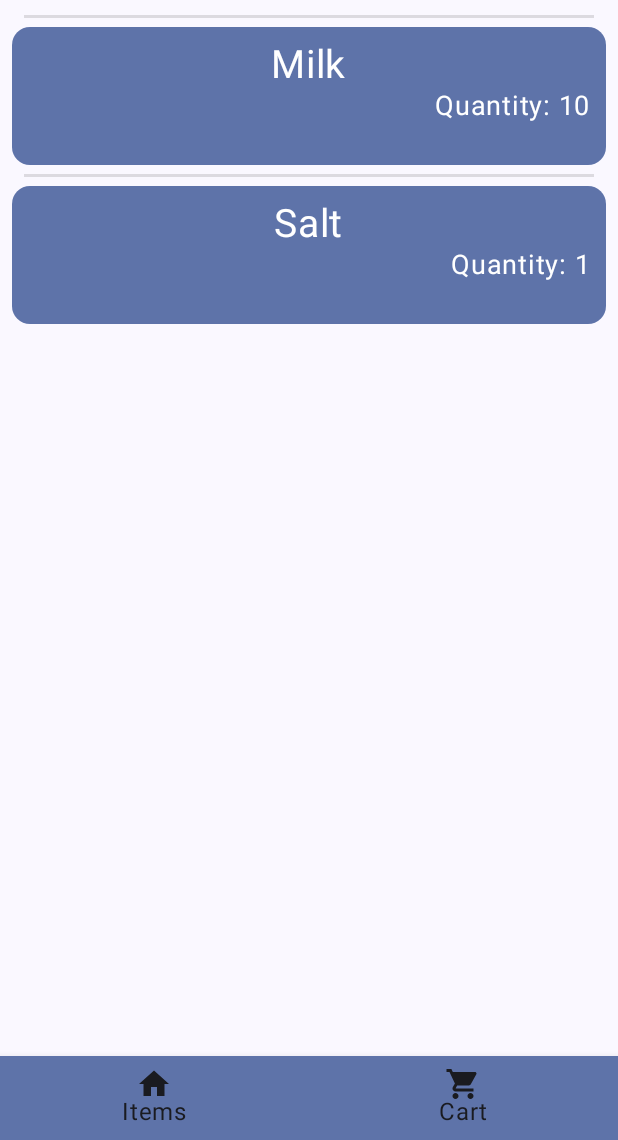
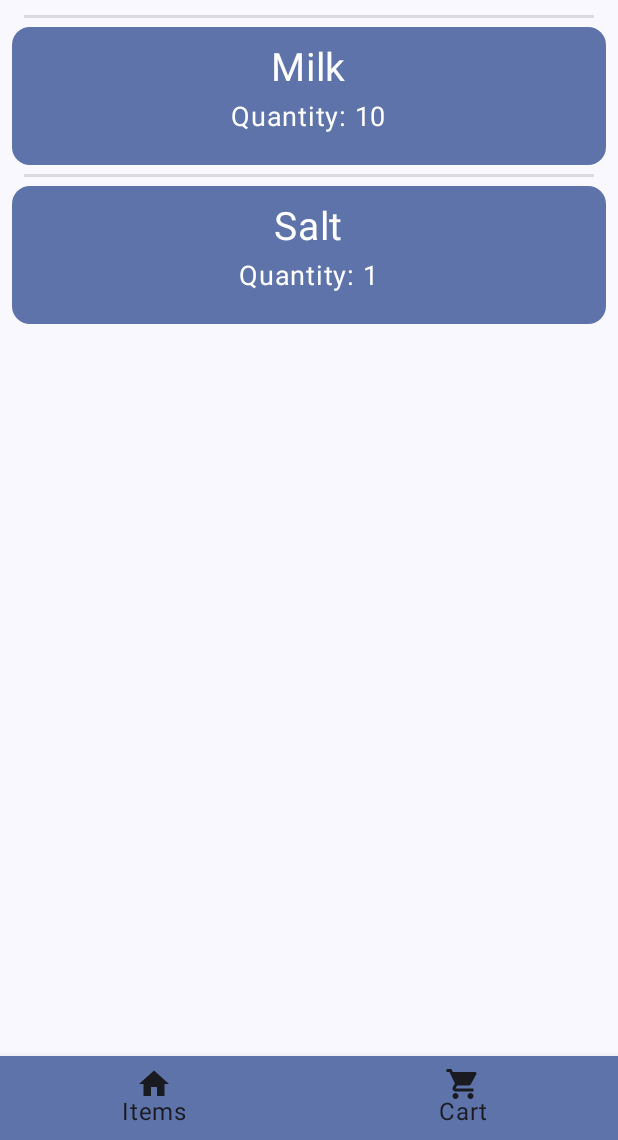
Before and after one commit to ignajlo/Android-Class-Projects, an Android app built with Jetpack Compose: the screen it shows after launch (MainActivity), item 2 of the bottom bar chosen, on a phone screen of 412 x 824 dp, the part 96-1236 px from its top. Run offline under Robolectric (Android 15) with nearby library versions, the phone set to English and light mode, and no system bars; our stand-ins replace Room's generated code; 1 statement that could not run was skipped.

Commit message:
Zad 5 Update

```diff
--- a/Zad5/app/src/main/java/com/example/shopapp/MainActivity.kt
+++ b/Zad5/app/src/main/java/com/example/shopapp/MainActivity.kt
@@ -24,12 +24,7 @@ class MainActivity : ComponentActivity() {
         enableEdgeToEdge()
         setContent {
             ShopAppTheme {
-                Surface(
-                    modifier = Modifier.fillMaxSize(),
-                    color = MaterialTheme.colorScheme.background
-                ) {
                     MainView()
-                }
             }
 
 
--- a/Zad5/app/src/main/java/com/example/shopapp/di/viewModelModule.kt
+++ b/Zad5/app/src/main/java/com/example/shopapp/di/viewModelModule.kt
@@ -8,6 +8,7 @@ import org.koin.dsl.module
 
 val viewModelModule = module {
     viewModel { ItemsViewModel(get()) }
+    viewModel { ItemDetailsViewModel(get()) }
     viewModel { CartViewModel(get()) }
-    viewModel { ItemDetailsViewModel(get()) }
+
 }
--- a/Zad5/app/src/main/java/com/example/shopapp/views/NvgationGraph.kt
+++ b/Zad5/app/src/main/java/com/example/shopapp/views/NvgationGraph.kt
@@ -22,16 +22,20 @@ fun NavGraph(navController: NavHostController, paddingValues: PaddingValues) {
         }
         composable(Screen.ItemInCartDetails.route) {
             val id = it.arguments?.getString(ITEM_ID_KEY)?.toLongOrNull()
-            if (id != null) {
-                ItemDetails(id, navController)
-            }
+            ItemDetailsSetUp(Screen.ItemsDetails.route, id, navController)
         }
         composable(Screen.ItemsDetails.route) {
             val id = it.arguments?.getString(ITEM_ID_KEY)?.toLongOrNull()
-            if (id != null) {
-                ItemDetails(id, navController)
-            }
+            ItemDetailsSetUp(Screen.ItemsDetails.route, id, navController)
         }
 
     }
+
 }
+
+@Composable
+fun ItemDetailsSetUp(route : String, id : Long?, navController: NavHostController){
+    if (id != null) {
+        ItemDetails(id, navController)
+    }
+}
--- a/Zad5/app/src/main/java/com/example/shopapp/views/Screen.kt
+++ b/Zad5/app/src/main/java/com/example/shopapp/views/Screen.kt
@@ -2,11 +2,12 @@ package com.example.shopapp.views
 
 import androidx.annotation.StringRes
 import androidx.compose.material.icons.Icons
-import androidx.compose.material.icons.automirrored.filled.List
-import androidx.compose.material.icons.filled.Info
 import androidx.compose.material.icons.filled.ShoppingCart
 import androidx.compose.ui.graphics.vector.ImageVector
 import com.example.shopapp.R
+import androidx.compose.material.icons.automirrored.filled.List
+import androidx.compose.material.icons.filled.Info
+
 
 const val ITEM_ID_KEY = "id"
 sealed class Screen(val route: String, val icon: ImageVector, @StringRes val title: Int) {
--- a/Zad5/app/src/main/java/com/example/shopapp/views/cart/Cart.kt
+++ b/Zad5/app/src/main/java/com/example/shopapp/views/cart/Cart.kt
@@ -75,7 +75,7 @@ fun CartItem(item: Item, navController: NavController, viewModel: CartViewModel)
             }
     ) {
         Box(
-            Modifier.padding(10.dp)
+            Modifier.padding(12.dp)
         ) {
             Column(
                 Modifier
@@ -86,14 +86,8 @@ fun CartItem(item: Item, navController: NavController, viewModel: CartViewModel)
                     text = item.name,
                     fontSize = 26.sp,
                 )
-                Box(
-                    modifier = Modifier
-                        .fillMaxWidth(),
-                    contentAlignment = Alignment.CenterEnd
-                ) {
-                    Text("Quantity: " + item.addedQuantity, fontSize = 18.sp)
+                Text("Quantity: " + item.addedQuantity, fontSize = 18.sp, modifier = Modifier.padding(top = 5.dp))
 
-                }
 
             }
 
--- a/Zad5/app/src/main/java/com/example/shopapp/views/items/ItemDetails.kt
+++ b/Zad5/app/src/main/java/com/example/shopapp/views/items/ItemDetails.kt
@@ -78,10 +78,6 @@ fun ItemDetails(itemId: Long, navController: NavController) {
             modifier = Modifier.padding(bottom = 10.dp),
             fontStyle = FontStyle.Italic
         )
-
-
-
-
 
 
         Box(
--- a/Zad5/app/src/main/java/com/example/shopapp/views/items/ItemList.kt
+++ b/Zad5/app/src/main/java/com/example/shopapp/views/items/ItemList.kt
@@ -2,8 +2,6 @@ package com.example.shopapp.views.items
 
 import androidx.compose.foundation.clickable
 import androidx.compose.foundation.layout.Box
-import androidx.compose.foundation.layout.Column
-import androidx.compose.foundation.layout.Row
 import androidx.compose.foundation.lazy.items
 import androidx.compose.foundation.layout.fillMaxSize
 import androidx.compose.foundation.layout.fillMaxWidth
@@ -11,9 +9,6 @@ import androidx.compose.foundation.layout.height
 import androidx.compose.foundation.layout.padding
 import androidx.compose.foundation.layout.wrapContentSize
 import androidx.compose.foundation.lazy.LazyColumn
-import androidx.compose.foundation.lazy.grid.GridCells
-import androidx.compose.foundation.lazy.grid.LazyVerticalGrid
-import androidx.compose.foundation.shape.RoundedCornerShape
 import androidx.compose.material3.Card
 import androidx.compose.material3.CardDefaults
 import androidx.compose.material3.MaterialTheme
@@ -23,12 +18,9 @@ import androidx.compose.runtime.collectAsState
 import androidx.compose.runtime.getValue
 import androidx.compose.ui.Alignment
 import androidx.compose.ui.Modifier
-import androidx.compose.ui.draw.clip
-import androidx.compose.ui.tooling.preview.Preview
 import androidx.compose.ui.unit.dp
 import androidx.compose.ui.unit.sp
 import androidx.navigation.NavController
-import androidx.navigation.compose.rememberNavController
 import com.example.shopapp.db.Item
 import com.example.shopapp.views.Screen
 import com.example.shopapp.views.ITEM_ID_KEY
@@ -40,15 +32,15 @@ fun Items( navController: NavController) {
     val viewModel: ItemsViewModel = koinInject()
     val itemsList by viewModel.items.collectAsState()
 
-    LazyColumn(Modifier.padding(10.dp)) {
+    LazyColumn(Modifier.padding(12.dp)) {
         items(itemsList) { item ->
-            itemObject(item, navController)
+            ItemObject(item, navController)
         }
     }
 }
 
 @Composable
-fun itemObject(item: Item, navController: NavController) {
+fun ItemObject(item: Item, navController: NavController) {
     Card(
         colors = CardDefaults.cardColors(
             containerColor = MaterialTheme.colorScheme.primaryContainer,
@@ -66,11 +58,6 @@ fun itemObject(item: Item, navController: NavController) {
                 )
             },
     ) {
-        Box(
-            modifier = Modifier
-                .padding(10.dp),
-            contentAlignment = Alignment.Center
-        ) {
             Text(
                 modifier = Modifier
                     .fillMaxSize()
@@ -78,6 +65,6 @@ fun itemObject(item: Item, navController: NavController) {
                 text = item.name,
                 fontSize = 30.sp,
             )
-        }
+
     }
 }
```
